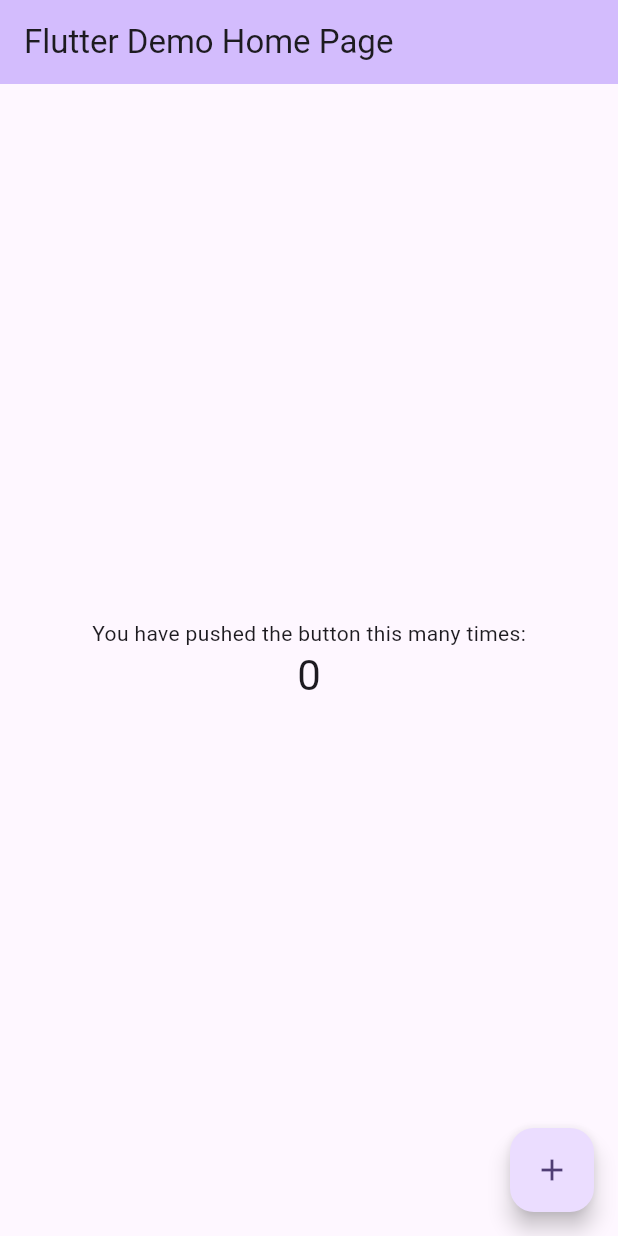
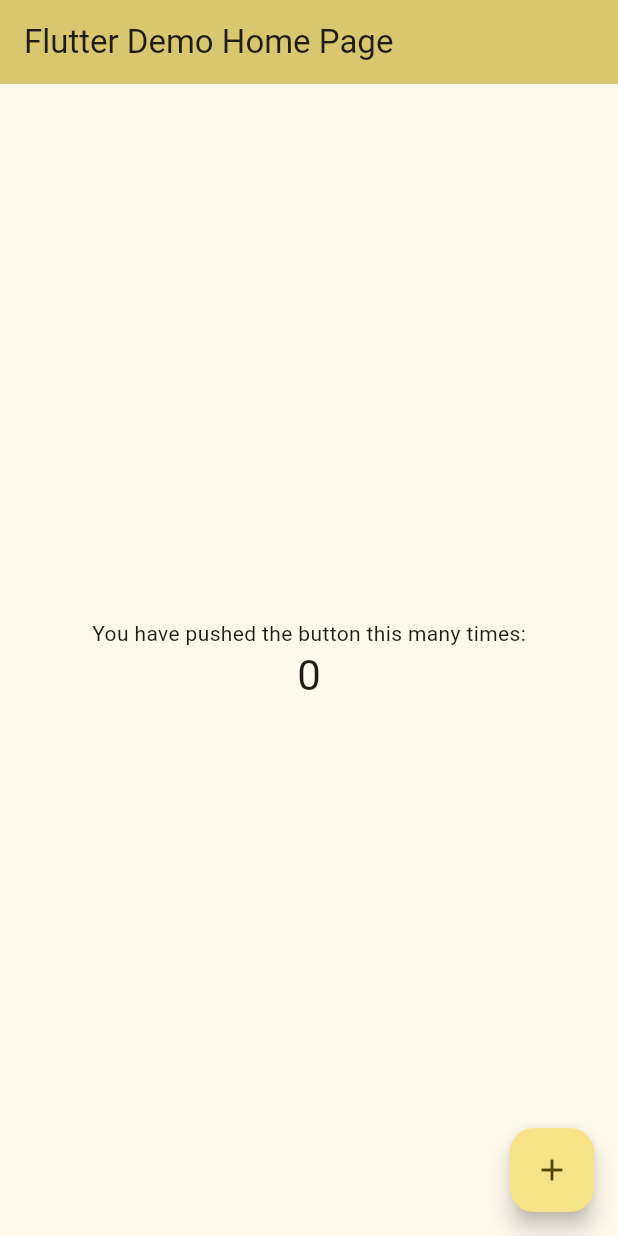
Before and after one commit to wdkp/Notes_App, a Flutter app: the screen it shows after launch, on a phone screen of 412 x 824 dp. Run offline on Flutter 3.47's test engine with Material 3 defaults, Android fonts, the phone set to English and light mode, and no system bars.

Commit message:
changed colour for testing

```diff
--- a/lib/main.dart
+++ b/lib/main.dart
@@ -28,7 +28,7 @@ class MyApp extends StatelessWidget {
         //
         // This works for code too, not just values: Most code changes can be
         // tested with just a hot reload.
-        colorScheme: ColorScheme.fromSeed(seedColor: Colors.deepPurple),
+        colorScheme: ColorScheme.fromSeed(seedColor: const Color.fromARGB(255, 165, 146, 35)),
         useMaterial3: true,
       ),
       home: const MyHomePage(title: 'Flutter Demo Home Page'),
```
